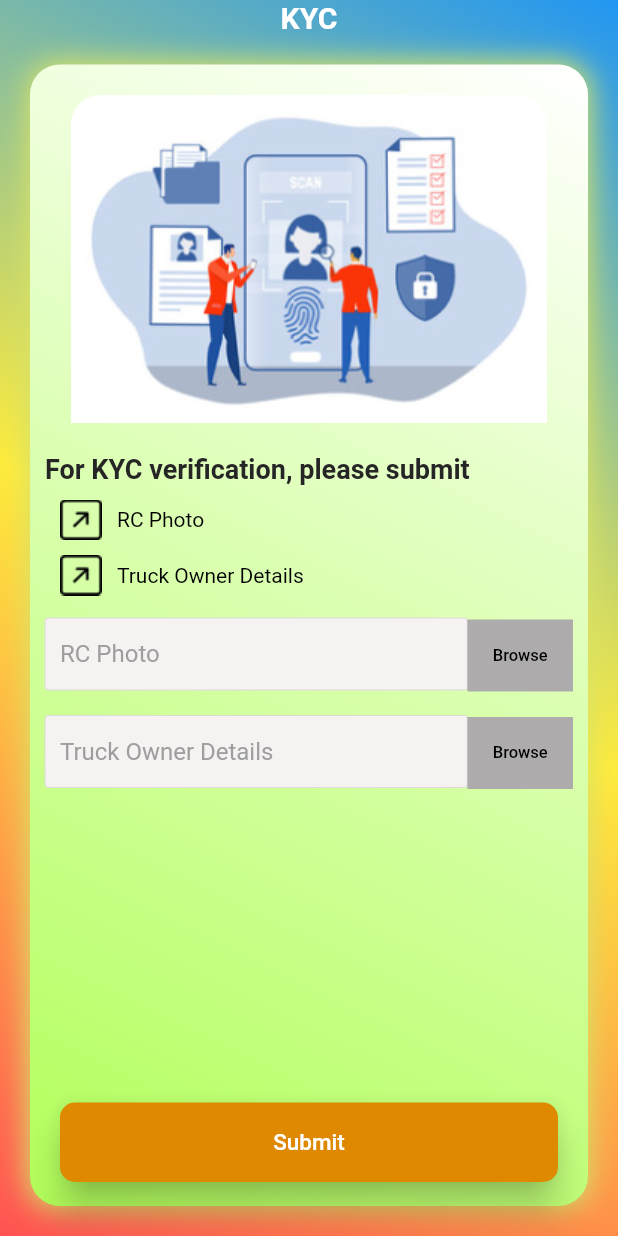
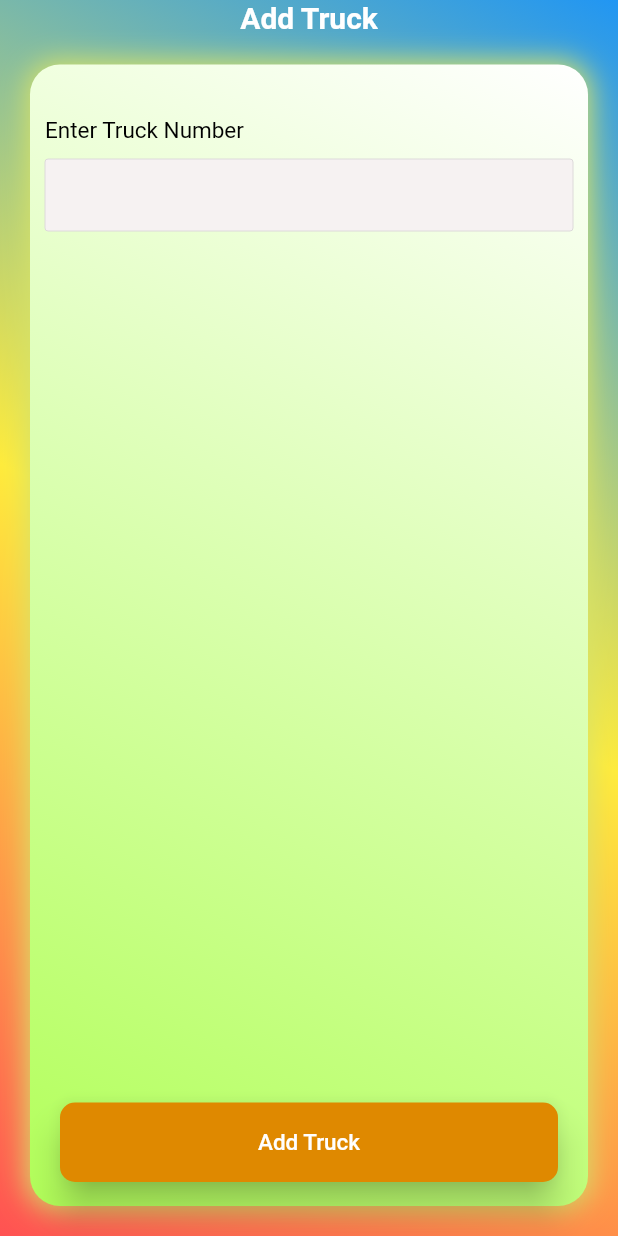
Before and after one commit to SATABHISHA/safetranslog, a Flutter app: the KycDocs screen opened by its route, after a tap on "Submit", on a phone screen of 412 x 824 dp. Run offline on Flutter 3.47's test engine with Material 2 defaults, Android fonts, the phone set to English and light mode, and no system bars; drawn by our look-alikes of auto_size_text; our stand-ins replace intl_phone_field, pinput; Roboto replaces fonts that are missing (Gilroy).

Commit message:
weekend work

```diff
--- a/SafeTransLogFlutterApp/lib/main.dart
+++ b/SafeTransLogFlutterApp/lib/main.dart
@@ -10,6 +10,7 @@ import 'package:safetranslog/screens/kyc/kyc_name.dart';
 import 'package:safetranslog/screens/login/login_user.dart';
 import 'package:safetranslog/screens/login/verify_user_mobile.dart';
 import 'package:safetranslog/screens/splash_screen.dart';
+import 'package:safetranslog/screens/truck/add_truck.dart';
 
 import 'screens/bid/loading/add_new_loading.dart';
 import 'screens/kyc/kyc_address.dart';
@@ -48,6 +49,7 @@ class MyApp extends StatelessWidget {
         KycName.id: (context)=> KycName(),
         KycAddress.id: (context)=> KycAddress(),
         KycDocs.id: (context)=> KycDocs(),
+        AddTruck.id: (context)=> AddTruck(),
       },
     );
   }
--- a/SafeTransLogFlutterApp/lib/screens/kyc/kyc_docs.dart
+++ b/SafeTransLogFlutterApp/lib/screens/kyc/kyc_docs.dart
@@ -1,6 +1,7 @@
 import 'package:flutter/material.dart';
 import 'package:auto_size_text/auto_size_text.dart';
 import 'package:safetranslog/screens/login/rounded_button.dart';
+import 'package:safetranslog/screens/truck/add_truck.dart';
 import 'package:safetranslog/widgets/reusable_common_widgets/constants.dart';
 
 class KycDocs extends StatefulWidget {
@@ -252,7 +253,7 @@ class _KycDocsState extends State<KycDocs> {
                                 padding: EdgeInsets.fromLTRB(20, 0, 20, 0),
                                 child: RoundedButton(colour: Color.fromRGBO(223, 137, 0, 1.0), title: 'Submit', onPressed:() async {
                                   // EasyLoading.show(status: 'Loading...');
-                                  // Navigator.pushNamed(context, AddNewLoading.id);
+                                  Navigator.pushNamed(context, AddTruck.id);
                                 }
                                 ),
                               ),
--- /dev/null
+++ b/SafeTransLogFlutterApp/lib/screens/truck/add_truck.dart
@@ -0,0 +1,159 @@
+import 'package:flutter/material.dart';
+import 'package:auto_size_text/auto_size_text.dart';
+import 'package:safetranslog/screens/login/rounded_button.dart';
+import 'package:safetranslog/widgets/reusable_common_widgets/constants.dart';
+
+class AddTruck extends StatefulWidget {
+  // const AddTruck({Key? key}) : super(key: key);
+  static String id = 'AddTruck';
+
+  @override
+  State<AddTruck> createState() => _AddTruckState();
+}
+
+class _AddTruckState extends State<AddTruck> {
+  @override
+  Widget build(BuildContext context) {
+    return WillPopScope(
+      onWillPop: () async {
+        return false;
+      },
+      child: Scaffold(
+        body: Container(
+          // color: Colors.lightGreenAccent,
+          decoration: BoxDecoration(
+              gradient: LinearGradient(
+                begin: Alignment.topRight,
+                end: Alignment.bottomLeft,
+                colors: [
+                  // Color.fromRGBO(2, 72, 254, 1.0),
+                  Colors.blue,
+                  Colors.yellow,
+                  Colors.redAccent,
+
+                ],
+              )
+          ),
+          child: SafeArea(
+            child: Column(
+              crossAxisAlignment: CrossAxisAlignment.stretch,
+              mainAxisSize: MainAxisSize.max ,
+              children: [
+                Center(child: Text('Add Truck', style: TextStyle(
+                    fontSize: 20,
+                    color: Colors.white,
+                    fontWeight: FontWeight.bold),)),
+                Expanded(
+                  child: Padding(
+                    padding: EdgeInsets.fromLTRB(20, 20, 20, 20),
+                    child: Container(
+                      width: double.infinity,
+                      height: double.infinity,
+                      decoration: BoxDecoration(
+                        boxShadow: [
+                          BoxShadow(
+                            color: Color.fromRGBO(215, 227, 105, 1.0),
+                            blurRadius: 15.0,
+                            spreadRadius: 2.0,
+                            offset: Offset(0.0, 0.0),
+                          )
+                        ],
+                        // color: Colors.white,
+                        borderRadius: BorderRadius.circular(20),
+                        gradient: LinearGradient(
+                          begin: Alignment.topRight,
+                          end: Alignment.bottomLeft,
+                          colors: [
+                            Colors.white,
+                            Colors.lightGreenAccent,
+                          ],
+                        ),
+                      ),
+                      child: Stack(
+                        children: [
+                          Padding(
+                            padding: EdgeInsets.fromLTRB(0, 0, 0, 85),
+                            child: Column(
+                              children: [
+                                SizedBox(height: 20,),
+                                Expanded(
+                                  child: ListView(
+                                    shrinkWrap: true,
+                                    children: [
+                                      //---Expected Price, code starts
+                                      SizedBox(height: 15,),
+                                      Align(
+                                        alignment: Alignment.centerLeft,
+                                        child: Padding(
+                                          padding: EdgeInsets.fromLTRB(10, 0, 0, 0),
+                                          child: AutoSizeText(
+                                            'Enter Truck Number',
+                                            style: TextStyle(color: Color.fromRGBO(
+                                                0, 0, 0, 1.0),
+                                                fontSize: 18,
+                                                fontWeight: FontWeight.normal),
+                                            wrapWords: true,
+                                            minFontSize: 8,
+                                            maxFontSize: 15,
+                                            maxLines: 1,
+                                            textAlign: TextAlign.left,),
+                                        ),
+                                      ),
+                                      Padding(
+                                        padding: EdgeInsets.fromLTRB(10, 10, 10, 0),
+                                        child: SizedBox(
+                                          width: double.infinity,
+                                          height: 50,
+                                          child: TextField(
+                                            // controller: _controller_user_id,
+                                            textAlign: TextAlign.left,
+                                            keyboardType: TextInputType.text,
+                                            maxLines: 1,
+                                            onChanged: (value){
+                                              // userId = value;
+                                            },
+                                            style: TextStyle(color: Colors.black, fontFamily: 'Gilroy'),
+                                            decoration: kTextFieldDecorationForMFA.copyWith(fillColor: Color.fromRGBO(
+                                                246, 242, 242, 1.0),hintText: ''),
+                                          ),
+                                        ),
+                                      ),
+                                      //---Expected Price, code ends
+
+                                    ],
+                                  ),
+                                ),
+                              ],
+                            ),
+                          ),
+
+                          //----button code starts
+                          Align(
+                            alignment: Alignment.bottomCenter,
+                            child: Container(
+                              width: double.infinity,
+                              height: 85,
+                              child: Padding(
+                                padding: EdgeInsets.fromLTRB(20, 0, 20, 0),
+                                child: RoundedButton(colour: Color.fromRGBO(223, 137, 0, 1.0), title: 'Add Truck', onPressed:() async {
+                                  // EasyLoading.show(status: 'Loading...');
+                                  // Navigator.pushNamed(context, KycAddress.id);
+                                }
+                                ),
+                              ),
+                            ),
+                          ),
+                          //----button code ends
+                        ],
+                      ),
+                    ),
+                  ),
+                ),
+              ],
+            ),
+          ),
+        ),
+      ),
+    );;
+  }
+}
```
